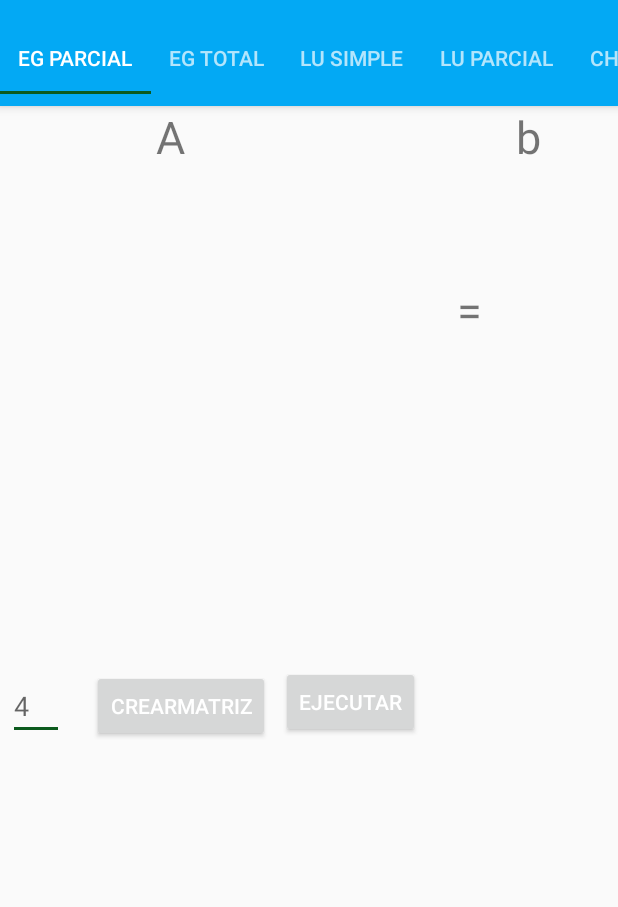
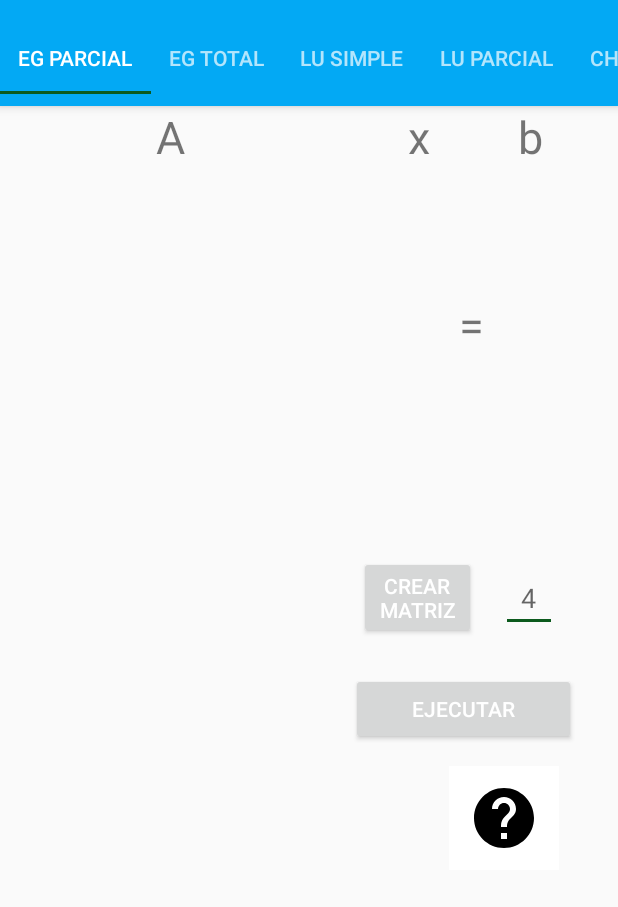
Before and after one commit to jvalen92/Analisis-Numerico, an Android app: the EGParcial screen opened directly, with no data from a screen before it, on a phone screen of 412 x 824 dp, the part 62-969 px from its top. Run offline under Robolectric (Android 15) with nearby library versions, the phone set to English and light mode, and no system bars.

Commit message:
Layout de matrices

```diff
--- a/Urano2/app/src/main/java/com/example/sebas/urano/Fragments/EGParcial.java
+++ b/Urano2/app/src/main/java/com/example/sebas/urano/Fragments/EGParcial.java
@@ -66,6 +66,7 @@ public class EGParcial extends Fragment {
      */
     public void submit() {
         try {
+            //Obtener Datos
             int n = Integer.parseInt(((EditText)
                     inflaterView.findViewById(R.id.numero)).getText().toString());
             double A[][] = new double[n][n];
@@ -81,26 +82,26 @@ public class EGParcial extends Fragment {
                 }
             }
 
-            double solucion [] = SistemaDeEcuaciones.eliminacionGaussianaParcial(A, b);
+            //Ejecutar Metodo
+            Object retVal[] = SistemaDeEcuaciones.eliminacionGaussianaParcial(A, b);
+            double etapa[][] = (double[][]) retVal[0];
+            double solucion[] = (double[]) retVal[1];
 
             //Mostrar Solucion
             TableLayout x = (TableLayout) inflaterView.findViewById(R.id.vectorX);
             x.removeAllViews();
-            TableRow sol = new TableRow(this.getContext());
-            TableRow xs = new TableRow(this.getContext());
             for(int i = 0; i < n; i++) {
+                TableRow sol = new TableRow(this.getContext());
                 TextView xi = new TextView(this.getContext());
                 xi.setText(String.format("X%d    ", i));
-                x.setGravity(Gravity.CENTER_HORIZONTAL);
-                xs.addView(xi, i);
+                sol.addView(xi, 0);
 
-                TextView textView = new TextView(this.getContext());
-                textView.setText(String.format("%f    ", solucion[i]));
-                textView.setGravity(Gravity.CENTER_HORIZONTAL);
-                sol.addView(textView, i);
+                TextView number = new TextView(this.getContext());
+                number.setText(String.format("%f", solucion[i]));
+                number.setGravity(Gravity.CENTER_HORIZONTAL);
+                sol.addView(number, 1);
+                x.addView(sol, i);
             }
-            x.addView(xs, 0);
-            x.addView(sol, 1);
         } catch (Exception e) {
             Toast.makeText(this.getContext(), e.getMessage(),
                     Toast.LENGTH_LONG).show();
--- a/Urano2/app/src/main/java/com/example/sebas/urano/Matriz.java
+++ b/Urano2/app/src/main/java/com/example/sebas/urano/Matriz.java
@@ -36,7 +36,7 @@ public class Matriz extends AppCompatActivity {
                     A[i][j] = Double.parseDouble(ed.getText().toString());
                 }
             }
-            double solucion [] = SistemaDeEcuaciones.eliminacionGaussianaParcial(A, b);
+            //double solucion [] = SistemaDeEcuaciones.eliminacionGaussianaParcial(A, b);
         } catch (Exception e) {
             Toast.makeText(Matriz.this, e.getMessage(),
                     Toast.LENGTH_LONG).show();
--- a/Urano2/app/src/main/java/com/example/sebas/urano/Methods/SistemaDeEcuaciones.java
+++ b/Urano2/app/src/main/java/com/example/sebas/urano/Methods/SistemaDeEcuaciones.java
@@ -15,10 +15,10 @@ public class SistemaDeEcuaciones {
         return x;
     }
 
-    public static double[] eliminacionGaussianaParcial(double[][] A, double[] b) {
+    public static Object[] eliminacionGaussianaParcial(double[][] A, double[] b) {
         double[][] Ub = eliminacionGaussianaPivoteoParcial(A, b);
         double[] x = sustitucionRegresiva(Ub, A.length);
-        return x;
+        return new Object[]{Ub, x};
     }
 
     public static double[] eliminacionGaussianaTotal(double[][] A, double[] b) {
--- /dev/null
+++ b/Urano2/app/src/main/res/drawable/ic_help.xml
@@ -0,0 +1,9 @@
+<vector xmlns:android="http://schemas.android.com/apk/res/android"
+    android:width="48dp"
+    android:height="48dp"
+    android:viewportWidth="24.0"
+    android:viewportHeight="24.0">
+    <path
+        android:fillColor="#FF000000"
+        android:pathData="M12,2C6.48,2 2,6.48 2,12s4.48,10 10,10 10,-4.48 10,-10S17.52,2 12,2zM13,19h-2v-2h2v2zM15.07,11.25l-0.9,0.92C13.45,12.9 13,13.5 13,15h-2v-0.5c0,-1.1 0.45,-2.1 1.17,-2.83l1.24,-1.26c0.37,-0.36 0.59,-0.86 0.59,-1.41 0,-1.1 -0.9,-2 -2,-2s-2,0.9 -2,2L8,9c0,-2.21 1.79,-4 4,-4s4,1.79 4,4c0,0.88 -0.36,1.68 -0.93,2.25z"/>
+</vector>
--- a/Urano2/app/src/main/res/layout/fragment_egparcial.xml
+++ b/Urano2/app/src/main/res/layout/fragment_egparcial.xml
@@ -18,6 +18,17 @@
         android:textSize="30sp" />
 
     <TextView
+        android:id="@+id/x"
+        android:layout_width="wrap_content"
+        android:layout_height="wrap_content"
+        android:layout_alignStart="@+id/scrollViewX"
+        android:layout_alignParentTop="true"
+        android:layout_marginStart="27dp"
+        android:layout_marginTop="0dp"
+        android:text="x"
+        android:textSize="30sp" />
+
+    <TextView
         android:id="@+id/b"
         android:layout_width="wrap_content"
         android:layout_height="wrap_content"
@@ -33,10 +44,11 @@
         android:id="@+id/equal"
         android:layout_width="wrap_content"
         android:layout_height="wrap_content"
-        android:layout_alignEnd="@+id/ejecutar"
+        android:layout_alignStart="@+id/ejecutar"
         android:layout_alignParentTop="true"
-        android:layout_marginTop="115dp"
-        android:layout_marginEnd="-41dp"
+        android:layout_marginStart="72dp"
+        android:layout_marginTop="125dp"
+        android:layout_marginEnd="14dp"
         android:text="="
         android:textSize="30sp" />
 
@@ -47,18 +59,29 @@
         android:layout_alignParentStart="false"
         android:layout_alignParentTop="false"
         android:layout_centerInParent="false"
-        android:layout_marginStart="5dp"
-        android:layout_marginTop="377dp"
+        android:layout_marginStart="334dp"
+        android:layout_marginTop="305dp"
         android:ems="10"
-        android:hint="4"
+        android:hint="  4  "
         android:inputType="number"
         android:selectAllOnFocus="false"
         android:singleLine="false" />
 
+    <ImageButton
+        android:id="@+id/b_help"
+        android:layout_width="73dp"
+        android:layout_height="69dp"
+        android:layout_alignTop="@+id/CrearMatriz"
+        android:layout_alignParentEnd="true"
+        android:layout_marginTop="140dp"
+        android:layout_marginEnd="39dp"
+        android:background="@color/colorText"
+        android:src="@drawable/ic_help" />
+
     <ScrollView
         android:id="@+id/scrollViewA"
-        android:layout_width="285dp"
-        android:layout_height="229dp"
+        android:layout_width="215dp"
+        android:layout_height="230dp"
         android:layout_marginLeft="20dp"
         android:layout_marginTop="40dp">
 
@@ -79,10 +102,10 @@
         android:id="@+id/scrollViewB"
         android:layout_width="60dp"
         android:layout_height="229dp"
-        android:layout_marginStart="17dp"
-        android:layout_marginLeft="17dp"
+        android:layout_marginStart="88dp"
+        android:layout_marginLeft="88dp"
         android:layout_marginTop="40dp"
-        android:layout_toEndOf="@+id/scrollViewA"
+        android:layout_toEndOf="@+id/scrollViewX"
         android:layout_toRightOf="@+id/scrollViewA">
 
         <HorizontalScrollView
@@ -99,13 +122,14 @@
     </ScrollView>
 
     <ScrollView
-        android:id="@+id/scrollView4"
-        android:layout_width="350dp"
-        android:layout_height="63dp"
-        android:layout_alignParentTop="true"
-        android:layout_marginStart="15dp"
-        android:layout_marginLeft="20dp"
-        android:layout_marginTop="290dp">
+        android:id="@+id/scrollViewX"
+        android:layout_width="60dp"
+        android:layout_height="229dp"
+        android:layout_marginStart="9dp"
+        android:layout_marginLeft="9dp"
+        android:layout_marginTop="40dp"
+        android:layout_toEndOf="@+id/scrollViewA"
+        android:layout_toRightOf="@+id/scrollViewA">
 
         <HorizontalScrollView
             android:layout_width="wrap_content"
@@ -122,31 +146,53 @@
         </HorizontalScrollView>
     </ScrollView>
 
+    <ScrollView
+        android:id="@+id/scrollView4"
+        android:layout_width="215dp"
+        android:layout_height="230dp"
+        android:layout_alignParentTop="true"
+        android:layout_marginStart="15dp"
+        android:layout_marginLeft="20dp"
+        android:layout_marginTop="290dp">
+
+        <HorizontalScrollView
+            android:layout_width="wrap_content"
+            android:layout_height="wrap_content">
+
+            <TableLayout
+                android:id="@+id/vectorEtapa"
+                android:layout_width="wrap_content"
+                android:layout_height="wrap_content">
+
+            </TableLayout>
+        </HorizontalScrollView>
+    </ScrollView>
+
 
     <Button
         android:id="@+id/CrearMatriz"
-        android:layout_width="wrap_content"
+        android:layout_width="78dp"
         android:layout_height="wrap_content"
         android:layout_alignParentStart="true"
         android:layout_alignParentLeft="true"
         android:layout_alignParentTop="true"
-        android:layout_marginStart="61dp"
-        android:layout_marginLeft="61dp"
-        android:layout_marginTop="376dp"
+        android:layout_marginStart="239dp"
+        android:layout_marginLeft="239dp"
+        android:layout_marginTop="300dp"
         android:onClick="createTable"
         android:text="CrearMatriz"
         android:textColor="@android:color/white" />
 
     <Button
         android:id="@+id/ejecutar"
-        android:layout_width="wrap_content"
+        android:layout_width="150dp"
         android:layout_height="wrap_content"
         android:layout_alignParentStart="true"
         android:layout_alignParentLeft="true"
         android:layout_alignParentTop="true"
-        android:layout_marginStart="187dp"
-        android:layout_marginLeft="187dp"
-        android:layout_marginTop="373dp"
+        android:layout_marginStart="234dp"
+        android:layout_marginLeft="234dp"
+        android:layout_marginTop="378dp"
         android:onClick="createTable"
         android:text="Ejecutar"
         android:textColor="@android:color/white" />
```
